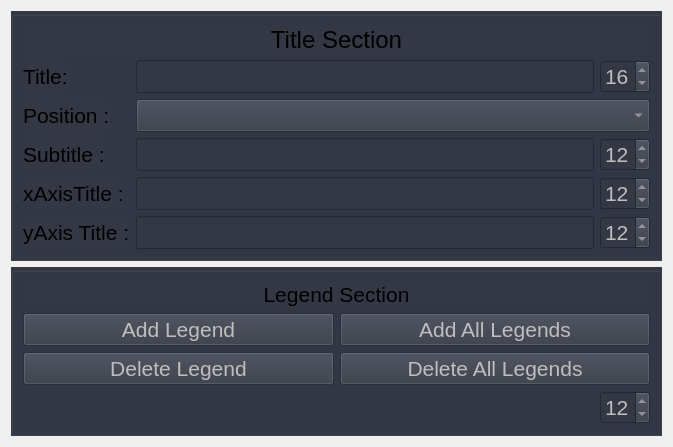
This is View/ui/TitleWindow.ui in BETRU21/GraphicGenerator as Qt 5 draws it before an edit. The edited form follows.
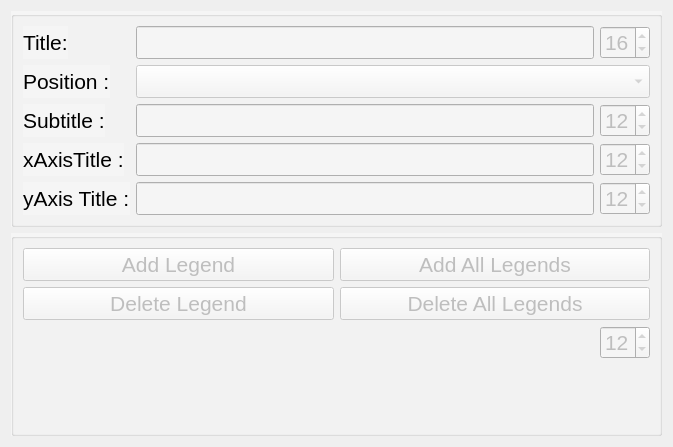
This is the edited form.

Commit message: Delete Modify data section and Upgrade GUI

Diff of the .ui file:
```diff
--- a/View/ui/TitleWindow.ui
+++ b/View/ui/TitleWindow.ui
@@ -17,25 +17,10 @@
    <item>
     <widget class="QGroupBox" name="groupBox">
      <property name="styleSheet">
-      <string notr="true">background-color: rgb(51, 56, 68);</string>
+      <string notr="true">background-color: rgb(245, 245, 245);</string>
      </property>
      <layout class="QFormLayout" name="formLayout_2">
-      <item row="0" column="0" colspan="2">
-       <widget class="QLabel" name="label_7">
-        <property name="font">
-         <font>
-          <pointsize>18</pointsize>
-         </font>
-        </property>
-        <property name="text">
-         <string>Title Section</string>
-        </property>
-        <property name="alignment">
-         <set>Qt::AlignCenter</set>
-        </property>
-       </widget>
-      </item>
-      <item row="1" column="0">
+      <item row="0" column="0">
        <widget class="QLabel" name="label">
         <property name="font">
          <font>
@@ -50,55 +35,7 @@
         </property>
        </widget>
       </item>
-      <item row="2" column="0">
-       <widget class="QLabel" name="label_2">
-        <property name="font">
-         <font>
-          <pointsize>16</pointsize>
-         </font>
-        </property>
-        <property name="text">
-         <string>Position :</string>
-        </property>
-       </widget>
-      </item>
-      <item row="3" column="0">
-       <widget class="QLabel" name="label_3">
-        <property name="font">
-         <font>
-          <pointsize>16</pointsize>
-         </font>
-        </property>
-        <property name="text">
-         <string>Subtitle :</string>
-        </property>
-       </widget>
-      </item>
-      <item row="4" column="0">
-       <widget class="QLabel" name="label_5">
-        <property name="font">
-         <font>
-          <pointsize>16</pointsize>
-         </font>
-        </property>
-        <property name="text">
-         <string>xAxisTitle :</string>
-        </property>
-       </widget>
-      </item>
-      <item row="5" column="0">
-       <widget class="QLabel" name="label_6">
-        <property name="font">
-         <font>
-          <pointsize>16</pointsize>
-         </font>
-        </property>
-        <property name="text">
-         <string>yAxis Title :</string>
-        </property>
-       </widget>
-      </item>
-      <item row="1" column="1">
+      <item row="0" column="1">
        <layout class="QHBoxLayout" name="horizontalLayout">
         <item>
          <widget class="QLineEdit" name="le_title">
@@ -138,7 +75,19 @@
         </item>
        </layout>
       </item>
-      <item row="2" column="1">
+      <item row="1" column="0">
+       <widget class="QLabel" name="label_2">
+        <property name="font">
+         <font>
+          <pointsize>16</pointsize>
+         </font>
+        </property>
+        <property name="text">
+         <string>Position :</string>
+        </property>
+       </widget>
+      </item>
+      <item row="1" column="1">
        <layout class="QHBoxLayout" name="horizontalLayout_3">
         <item>
          <widget class="QComboBox" name="cmb_pos">
@@ -154,7 +103,19 @@
         </item>
        </layout>
       </item>
-      <item row="3" column="1">
+      <item row="2" column="0">
+       <widget class="QLabel" name="label_3">
+        <property name="font">
+         <font>
+          <pointsize>16</pointsize>
+         </font>
+        </property>
+        <property name="text">
+         <string>Subtitle :</string>
+        </property>
+       </widget>
+      </item>
+      <item row="2" column="1">
        <layout class="QHBoxLayout" name="horizontalLayout_6">
         <item>
          <widget class="QLineEdit" name="le_subtitle">
@@ -194,7 +155,19 @@
         </item>
        </layout>
       </item>
-      <item row="4" column="1">
+      <item row="3" column="0">
+       <widget class="QLabel" name="label_5">
+        <property name="font">
+         <font>
+          <pointsize>16</pointsize>
+         </font>
+        </property>
+        <property name="text">
+         <string>xAxisTitle :</string>
+        </property>
+       </widget>
+      </item>
+      <item row="3" column="1">
        <layout class="QHBoxLayout" name="horizontalLayout_7">
         <item>
          <widget class="QLineEdit" name="le_xAxis">
@@ -234,7 +207,19 @@
         </item>
        </layout>
       </item>
-      <item row="5" column="1">
+      <item row="4" column="0">
+       <widget class="QLabel" name="label_6">
+        <property name="font">
+         <font>
+          <pointsize>16</pointsize>
+         </font>
+        </property>
+        <property name="text">
+         <string>yAxis Title :</string>
+        </property>
+       </widget>
+      </item>
+      <item row="4" column="1">
        <layout class="QHBoxLayout" name="horizontalLayout_8">
         <item>
          <widget class="QLineEdit" name="le_yAxis">
@@ -280,24 +265,9 @@
    <item>
     <widget class="QGroupBox" name="groupBox">
      <property name="styleSheet">
-      <string notr="true">background-color: rgb(51, 56, 68);</string>
+      <string notr="true">background-color: rgb(245, 245, 245);</string>
      </property>
      <layout class="QVBoxLayout" name="verticalLayout_3">
-      <item>
-       <widget class="QLabel" name="label_4">
-        <property name="font">
-         <font>
-          <pointsize>16</pointsize>
-         </font>
-        </property>
-        <property name="text">
-         <string>Legend Section</string>
-        </property>
-        <property name="alignment">
-         <set>Qt::AlignCenter</set>
-        </property>
-       </widget>
-      </item>
       <item>
        <layout class="QHBoxLayout" name="horizontalLayout_5">
         <item>
@@ -413,22 +383,22 @@
         </item>
        </layout>
       </item>
+      <item>
+       <spacer name="verticalSpacer">
+        <property name="orientation">
+         <enum>Qt::Vertical</enum>
+        </property>
+        <property name="sizeHint" stdset="0">
+         <size>
+          <width>20</width>
+          <height>40</height>
+         </size>
+        </property>
+       </spacer>
+      </item>
      </layout>
     </widget>
    </item>
-   <item>
-    <spacer name="verticalSpacer">
-     <property name="orientation">
-      <enum>Qt::Vertical</enum>
-     </property>
-     <property name="sizeHint" stdset="0">
-      <size>
-       <width>20</width>
-       <height>40</height>
-      </size>
-     </property>
-    </spacer>
-   </item>
   </layout>
  </widget>
  <resources/>
```
The commit also changes 13 other files.
